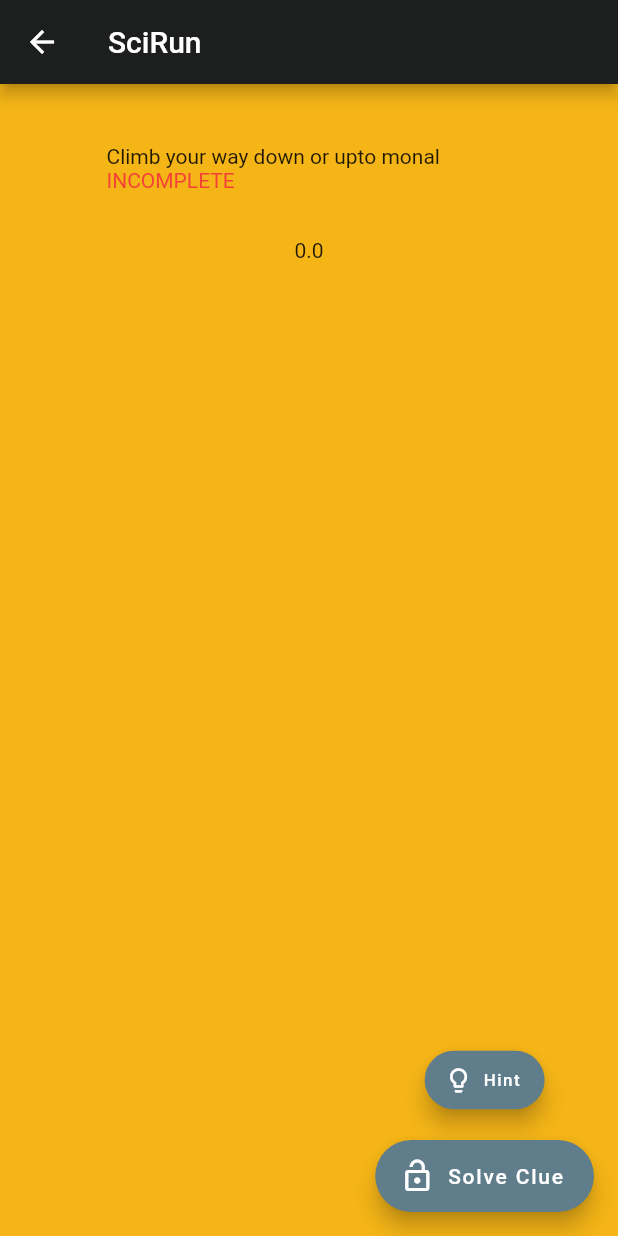
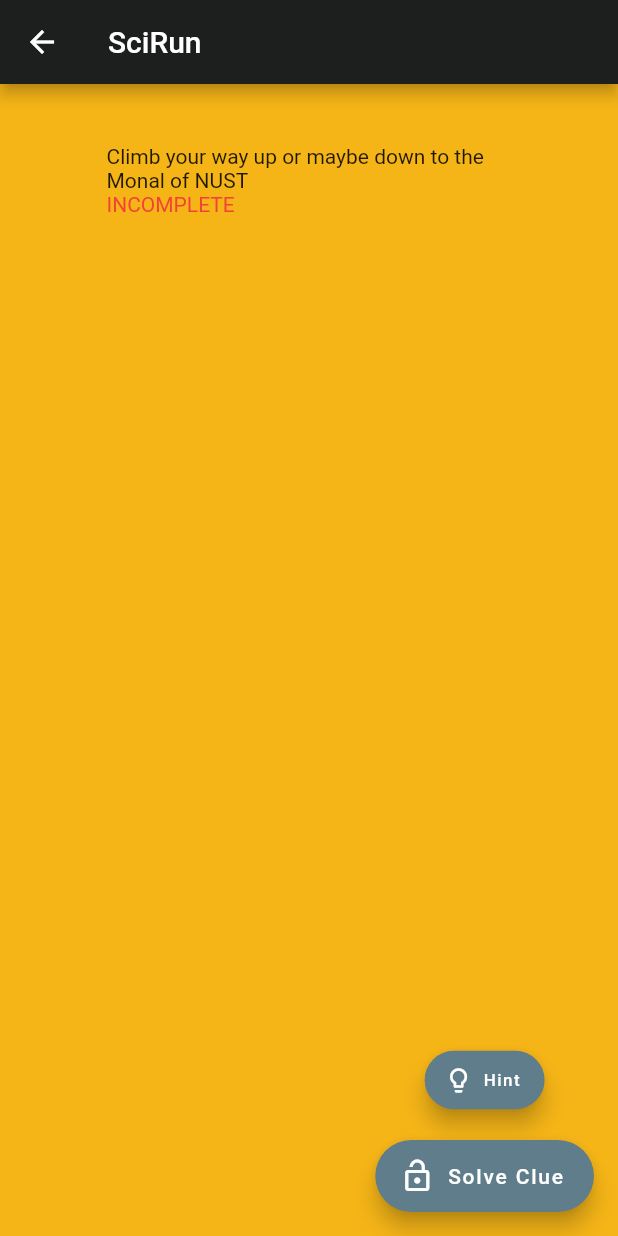
Before and after one commit to aitasadduq/nsssciencebee19, a Flutter app: the ScirunMainScreen screen opened by its route, on a phone screen of 412 x 824 dp. Run offline on Flutter 3.47's test engine with Material 2 defaults, Android fonts, the phone set to English and light mode, and no system bars; our stand-ins replace device_info, firebase_database, google_maps_flutter; missing offline and left inert: flutter_plugin_pdf_viewer, qrcode_reader; accounts and stored records are empty.

```diff
--- a/lib/data.dart
+++ b/lib/data.dart
@@ -7,105 +7,90 @@ const MODULES = const [
   Module(
     id: 'm1',
     title: 'Escape Room',
-    logo: 'assets/images/escroom.png',
     guidelines: 'assets/documents/EscapeRoom.pdf',
     hasApp: false,
   ),
   Module(
     id: 'm2',
     title: 'Rube Goldberg Machine',
-    logo: 'assets/images/rgm.png',
     guidelines: 'assets/documents/RGM.pdf',
     hasApp: false,
   ),
   Module(
     id: 'm3',
     title: 'Sci-Run',
-    logo: 'assets/images/scirun.png',
     guidelines: 'assets/documents/Scirun.pdf',
     hasApp: true,
   ),
   Module(
     id: 'm4',
     title: 'Make n Test',
-    logo: 'assets/images/mnt.png',
     guidelines: 'assets/documents/MakenTest.pdf',
     hasApp: false,
   ),
   Module(
     id: 'm5',
     title: 'Bamboo Building',
-    logo: 'assets/images/bamboo.png',
     guidelines: 'assets/documents/bamboo bridge \'19.pdf',
     hasApp: false,
   ),
   Module(
     id: 'm6',
     title: 'Speed Programming',
-    logo: 'assets/images/prog.png',
     guidelines: 'assets/documents/speed programming \'19.pdf',
     hasApp: false,
   ),
   Module(
     id: 'm7',
     title: 'Chemathon',
-    logo: 'assets/images/chemical.png',
     guidelines: 'assets/documents/chemathon \'19.pdf',
     hasApp: false,
   ),
   Module(
     id: 'm8',
     title: 'Gear Grind',
-    logo: 'assets/images/GEAR GRIND.png',
     guidelines: 'assets/documents/gear grind \'19.pdf',
     hasApp: false,
   ),
   Module(
     id: 'm9',
     title: 'Mind Maze',
-    logo: 'assets/images/mmaze.png',
     guidelines: 'assets/documents/MindMaze.pdf',
     hasApp: false,
   ),
   Module(
     id: 'm10',
     title: 'The Crimeline Road',
-    logo: 'assets/images/cl.png',
     guidelines: 'assets/documents/Crimeline.pdf',
     hasApp: false,
   ),
   Module(
     id: 'm11',
     title: 'Medical Mayhem',
-    logo: 'assets/images/mm.png',
     guidelines: 'assets/documents/MedicalMayhem.pdf',
     hasApp: false,
   ),
   Module(
     id: 'm12',
     title: 'Mathletics',
-    logo: 'assets/images/math.png',
     guidelines: 'assets/documents/Mathletics.pdf',
     hasApp: false,
   ),
   Module(
     id: 'm13',
     title: 'Speed Wiring',
-    logo: 'assets/images/speed-wiring.png',
     guidelines: 'assets/documents/speed wiring \'19.pdf',
     hasApp: false,
   ),
   Module(
     id: 'm14',
     title: 'Line Following Robot',
-    logo: 'assets/images/robot.png',
     guidelines: 'assets/documents/line following robot \'19.pdf',
     hasApp: false,
   ),
   Module(
     id: 'm15',
     title: 'CADing',
-    logo: 'assets/images/cad.png',
     guidelines: 'assets/documents/Cading \'19.pdf',
     hasApp: false,
   ),
@@ -116,8 +101,8 @@ var clues = [
     Clue(
       id: 0,
       code: 'bamboozled',
-      detail: 'Climb your way down or upto monal',
-      hint: 'Basement Café',
+      detail: 'Climb your way up or maybe down to the Monal of NUST',
+      hint: 'One of the Concordias, nearest to the library',
       hintViewed: false,
       incomplete: true,
       scored: false,
@@ -147,7 +132,7 @@ var clues = [
       id: 3,
       code: 'mortified',
       detail: 'I have lots to say but never speak, I open but you cannot walk through me, I have a spine but no bones. Where am I found?',
-      hint: 'books',
+      hint: 'Where\'d you go to read books?',
       hintViewed: false,
       incomplete: true,
       scored: false,
@@ -156,7 +141,7 @@ var clues = [
     Clue(
       id: 4,
       code: 'horrified',
-      detail: 'You’ll need your sunscreen because, You-We',
+      detail: 'I’m a house, but the beings that live in me are coloured green',
       hint: 'House of green',
       hintViewed: false,
       incomplete: true,
@@ -167,7 +152,7 @@ var clues = [
       id: 5,
       code: 'splattered',
       detail: 'I give space to something that can fly without wings',
-      hint: 'Its name start with H',
+      hint: 'Its name starts with an H',
       hintViewed: false,
       incomplete: true,
       scored: false,
@@ -177,7 +162,7 @@ var clues = [
       id: 6,
       code: 'heckled',
       detail: '33.642983, 72.988081',
-      hint: 'Coordinates',
+      hint: 'See too ATM',
       hintViewed: false,
       incomplete: true,
       scored: false,
@@ -185,9 +170,9 @@ var clues = [
     ),
     Clue(
       id: 7,
-      code: 'x3y|x^3y|(x^3)y',
-      detail: 'd/dx[0.25(x^4)y] - 0.25(x^4)',
-      hint: 'Differential equation(product rule)',
+      code: 's3h|s^3h|(s^3)h',
+      detail: 'd/dx[0.25(s^4)h] - 0.25(s^4)',
+      hint: 'Do you want to study Social Sciences?',
       hintViewed: false,
       incomplete: true,
       scored: false,
@@ -209,7 +194,7 @@ var clues = [
       id: 0,
       code: 'mortified',
       detail: 'I have lots to say but never speak, I open but you cannot walk through me, I have a spine but no bones. Where am I found?',
-      hint: 'books',
+      hint: 'Where\'d you go to read books?',
       hintViewed: false,
       incomplete: true,
       scored: false,
@@ -218,7 +203,7 @@ var clues = [
     Clue(
       id: 1,
       code: 'horrified',
-      detail: 'You’ll need your sunscreen because, You-We',
+      detail: 'I’m a house, but the beings that live in me are coloured green',
       hint: 'House of green',
       hintViewed: false,
       incomplete: true,
@@ -239,7 +224,7 @@ var clues = [
       id: 3,
       code: 'splattered',
       detail: 'I give space to something that can fly without wings',
-      hint: 'Its name start with H',
+      hint: 'Its name starts with an H',
       hintViewed: false,
       incomplete: true,
       scored: false,
@@ -249,7 +234,7 @@ var clues = [
       id: 4,
       code: 'heckled',
       detail: '33.642983, 72.988081',
-      hint: 'Coordinates',
+      hint: 'See too ATM',
       hintViewed: false,
       incomplete: true,
       scored: false,
@@ -258,8 +243,8 @@ var clues = [
     Clue(
       id: 5,
       code: 'bamboozled',
-      detail: 'Climb your way down or upto monal',
-      hint: 'Basement Café',
+      detail: 'Climb your way up or maybe down to the Monal of NUST',
+      hint: 'One of the Concordias, nearest to the library',
       hintViewed: false,
       incomplete: true,
       scored: false,
@@ -267,9 +252,9 @@ var clues = [
     ),
     Clue(
       id: 6,
-      code: 'x3y|x^3y|(x^3)y',
-      detail: 'd/dx[0.25(x^4)y] - 0.25(x^4)',
-      hint: 'Differential equation(product rule)',
+      code: 's3h|s^3h|(s^3)h',
+      detail: 'd/dx[0.25(s^4)h] - 0.25(s^4)',
+      hint: 'Do you want to study Social Sciences?',
       hintViewed: false,
       incomplete: true,
       scored: false,
@@ -310,8 +295,8 @@ var clues = [
     Clue(
       id: 1,
       code: 'bamboozled',
-      detail: 'Climb your way down or upto monal',
-      hint: 'Basement Café',
+      detail: 'Climb your way up or maybe down to the Monal of NUST',
+      hint: 'One of the Concordias, nearest to the library',
       hintViewed: false,
       incomplete: true,
       scored: false,
@@ -320,8 +305,8 @@ var clues = [
     Clue(
       id: 2,
       code: 'mortified',
-      detail: 'I have lots to say but never speak, I open but you cannot walk through me, I have a spine but no bones. Where am I found?',
-      hint: 'books',
+      detail: 'Given that, theta=in heaven, find us',
+      hint: 'Where\'d you go to read books?',
       hintViewed: false,
       incomplete: true,
       scored: false,
@@ -330,7 +315,7 @@ var clues = [
     Clue(
       id: 3,
       code: 'horrified',
-      detail: 'You’ll need your sunscreen because, You-We',
+      detail: 'I’m a house, but the beings that live in me are coloured green',
       hint: 'House of green',
       hintViewed: false,
       incomplete: true,
@@ -341,7 +326,7 @@ var clues = [
       id: 4,
       code: 'splattered',
       detail: 'I give space to something that can fly without wings',
-      hint: 'Its name start with H',
+      hint: 'Its name starts with an H',
       hintViewed: false,
       incomplete: true,
       scored: false,
@@ -351,7 +336,7 @@ var clues = [
       id: 5,
       code: 'heckled',
       detail: '33.642983, 72.988081',
-      hint: 'Coordinates',
+      hint: 'See too ATM',
       hintViewed: false,
       incomplete: true,
       scored: false,
@@ -359,9 +344,9 @@ var clues = [
     ),
     Clue(
       id: 6,
-      code: 'x3y|x^3y|(x^3)y',
-      detail: 'd/dx[0.25(x^4)y] - 0.25(x^4)',
-      hint: 'Differential equation(product rule)',
+      code: 's3h|s^3h|(s^3)h',
+      detail: 'd/dx[0.25(s^4)h] - 0.25(s^4)',
+      hint: 'Do you want to study Social Sciences?',
       hintViewed: false,
       incomplete: true,
       scored: false,
@@ -393,7 +378,7 @@ var clues = [
       id: 0,
       code: 'terrified',
       detail: 'Behind 8-2-12',
-      hint: 'The place where people deal in money',
+      hint: 'Convert the numbers into alphabets i.e A=1, B=2',
       hintViewed: false,
       incomplete: true,
       scored: false,
@@ -402,8 +387,8 @@ var clues = [
     Clue(
       id: 1,
       code: 'horrified',
-      detail: 'A house made up of green glass',
-      hint: 'House of green',
+      detail: 'You’ll need your sunscreen because, You-We',
+      hint: 'Greenhouse Effect',
       hintViewed: false,
       incomplete: true,
       scored: false,
@@ -421,9 +406,9 @@ var clues = [
     ),
     Clue(
       id: 3,
-      code: 'x3y|x^3y|(x^3)y',
-      detail: 'd/dx[0.25(x^4)y] - 0.25(x^4)',
-      hint: 'Differential equation(product rule)',
+      code: 's3h|s^3h|(s^3)h',
+      detail: 'd/dx[0.25(s^4)h] - 0.25(s^4)',
+      hint: 'Do you want to study Social Sciences?',
       hintViewed: false,
       incomplete: true,
       scored: false,
@@ -432,8 +417,8 @@ var clues = [
     Clue(
       id: 4,
       code: 'bamboozled',
-      detail: 'Climb your way down or upto monal',
-      hint: 'Basement Café',
+      detail: 'Climb your way up or maybe down to the Monal of NUST',
+      hint: 'One of the Concordias, nearest to the library',
       hintViewed: false,
       incomplete: true,
       scored: false,
@@ -442,8 +427,8 @@ var clues = [
     Clue(
       id: 5,
       code: 'heckled',
-      detail: '33.642983, 72.988081',
-      hint: 'Coordinates',
+      detail: 'Your destination lies on the head of a money spatter',
+      hint: 'See too ATM',
       hintViewed: false,
       incomplete: true,
       scored: false,
@@ -452,8 +437,8 @@ var clues = [
     Clue(
       id: 6,
       code: 'mortified',
-      detail: 'University is known for the expanse of knowledge; in NUST there exists a pillar covered with knowledge. Find that pillar',
-      hint: 'books',
+      detail: 'Given that, theta=in heaven, find us',
+      hint: 'Where\'d you go to read books?',
       hintViewed: false,
       incomplete: true,
       scored: false,
@@ -494,8 +479,8 @@ var clues = [
     Clue(
       id: 1,
       code: 'horrified',
-      detail: 'A house made up of green glass',
-      hint: 'House of green',
+      detail: 'You’ll need your sunscreen because, You-We',
+      hint: 'Greenhouse Effect',
       hintViewed: false,
       incomplete: true,
       scored: false,
@@ -505,7 +490,7 @@ var clues = [
       id: 2,
       code: 'mortified',
       detail: 'University is known for the expanse of knowledge; in NUST there exists a pillar covered with knowledge. Find that pillar',
-      hint: 'books',
+      hint: 'Where\'d you go to read books?',
       hintViewed: false,
       incomplete: true,
       scored: false,
@@ -513,9 +498,9 @@ var clues = [
     ),
     Clue(
       id: 3,
-      code: 'x3y|x^3y|(x^3)y',
-      detail: 'd/dx[0.25(x^4)y] - 0.25(x^4)',
-      hint: 'Differential equation(product rule)',
+      code: 's3h|s^3h|(s^3)h',
+      detail: 'd/dx[0.25(s^4)h] - 0.25(s^4)',
+      hint: 'Do you want to study Social Sciences?',
       hintViewed: false,
       incomplete: true,
       scored: false,
@@ -524,8 +509,8 @@ var clues = [
     Clue(
       id: 4,
       code: 'bamboozled',
-      detail: 'Climb your way down or upto monal',
-      hint: 'Basement Café',
+      detail: 'Climb your way up or maybe down to the Monal of NUST',
+      hint: 'One of the Concordias, nearest to the library',
       hintViewed: false,
       incomplete: true,
       scored: false,
@@ -535,7 +520,7 @@ var clues = [
       id: 5,
       code: 'terrified',
       detail: 'Behind 8-2-12',
-      hint: 'The place where people deal in money',
+      hint: 'Convert the numbers into alphabets i.e A=1, B=2',
       hintViewed: false,
       incomplete: true,
       scored: false,
@@ -544,8 +529,8 @@ var clues = [
     Clue(
       id: 6,
       code: 'heckled',
-      detail: '33.642983, 72.988081',
-      hint: 'Coordinates',
+      detail: 'Your destination lies on the head of a money spatter',
+      hint: 'See too ATM',
       hintViewed: false,
       incomplete: true,
       scored: false,
@@ -577,7 +562,7 @@ var clues = [
       id: 0,
       code: 'mortified',
       detail: 'University is known for the expanse of knowledge; in NUST there exists a pillar covered with knowledge. Find that pillar',
-      hint: 'books',
+      hint: 'Where\'d you go to read books?',
       hintViewed: false,
       incomplete: true,
       scored: false,
@@ -595,9 +580,9 @@ var clues = [
     ),
     Clue(
       id: 2,
-      code: 'x3y|x^3y|(x^3)y',
-      detail: 'd/dx[0.25(x^4)y] - 0.25(x^4)',
-      hint: 'Differential equation(product rule)',
+      code: 's3h|s^3h|(s^3)h',
+      detail: 'd/dx[0.25(s^4)h] - 0.25(s^4)',
+      hint: 'Do you want to study Social Sciences?',
       hintViewed: false,
       incomplete: true,
       scored: false,
@@ -606,8 +591,8 @@ var clues = [
     Clue(
       id: 3,
       code: 'bamboozled',
-      detail: 'Climb your way down or upto monal',
-      hint: 'Basement Café',
+      detail: 'Climb your way up or maybe down to the Monal of NUST',
+      hint: 'One of the Concordias, nearest to the library',
       hintViewed: false,
       incomplete: true,
       scored: false,
@@ -617,7 +602,7 @@ var clues = [
       id: 4,
       code: 'terrified',
       detail: 'Behind 8-2-12',
-      hint: 'The place where people deal in money',
+      hint: 'Convert the numbers into alphabets i.e A=1, B=2',
       hintViewed: false,
       incomplete: true,
       scored: false,
@@ -626,8 +611,8 @@ var clues = [
     Clue(
       id: 5,
       code: 'heckled',
-      detail: '33.642983, 72.988081',
-      hint: 'Coordinates',
+      detail: 'Your destination lies on the head of a money spatter',
+      hint: 'See too ATM',
       hintViewed: false,
       incomplete: true,
       scored: false,
@@ -646,8 +631,8 @@ var clues = [
     Clue(
       id: 7,
       code: 'horrified',
-      detail: 'A house made up of green glass',
-      hint: 'House of green',
+      detail: 'You’ll need your sunscreen because, You-We',
+      hint: 'Greenhouse Effect',
       hintViewed: false,
       incomplete: true,
       scored: false,
--- a/lib/screens/contacts_screen.dart
+++ b/lib/screens/contacts_screen.dart
@@ -101,12 +101,6 @@ class ContactsScreen extends StatelessWidget {
           ),
         ),
       ),
-      floatingActionButton: FloatingActionButton(
-        child: Icon(Icons.arrow_forward),
-        onPressed: () {
-          Navigator.of(context).pushNamed(ScirunMainScreen.routeName);
-        },
-      ),
     );
   }
 }
--- a/lib/screens/live_feed_screen.dart
+++ b/lib/screens/live_feed_screen.dart
@@ -77,8 +77,7 @@ class _LiveFeedScreenState extends State<LiveFeedScreen> {
           time += ' - Sunday';
           break;
       }
-      var newsItem = NewsItem(content, time);
-      _newsList.insert(0, newsItem);
+      _newsList.insert(0, NewsItem(content, time));
     });
   }
 }
--- a/lib/screens/scirun_main_screen.dart
+++ b/lib/screens/scirun_main_screen.dart
@@ -12,7 +12,6 @@ class ScirunMainScreen extends StatefulWidget {
 }
 
 class _ScirunMainScreenState extends State<ScirunMainScreen> {
-
   final double diameter = 80;
   String barcode = '';
   int clueNum = currentClue;
@@ -36,18 +35,8 @@ class _ScirunMainScreenState extends State<ScirunMainScreen> {
 //        height: double.infinity,
 //        width: double.infinity,
         child: Center(
-          child: Column(
-            children: <Widget>[
-              ClueItem(
-                clueNum: clueNum,
-              ),
-              Center(
-                child: Text(barcode),
-              ),
-              Center(
-                child: Text(score.toString()),
-              ),
-            ],
+          child: ClueItem(
+            clueNum: clueNum,
           ),
         ),
       ),
@@ -171,7 +160,7 @@ class _ScirunMainScreenState extends State<ScirunMainScreen> {
     setState(() {
       barcode = code;
     });
-    if(clues[clueSet][currentClue].textToRead) {
+    if (clues[clueSet][currentClue].textToRead) {
       var solutionsString = clues[clueSet][currentClue].code.split('|');
       for (String solString in solutionsString) {
         if (solString == barcode) {
--- a/lib/widgets/clue_item.dart
+++ b/lib/widgets/clue_item.dart
@@ -66,12 +66,12 @@ class _ClueItemState extends State<ClueItem> {
                                   Navigator.of(context).pop();
                                   break;
                                 case 'vampire':
-                                  score += 8;
+                                  score += 10;
                                   clues[clueSet][currentClue].scored = true;
                                   Navigator.of(context).pop();
                                   break;
                                 case 'frankenstein':
-                                  score += 10;
+                                  score += 15;
                                   clues[clueSet][currentClue].scored = true;
                                   Navigator.of(context).pop();
                                   break;
```
